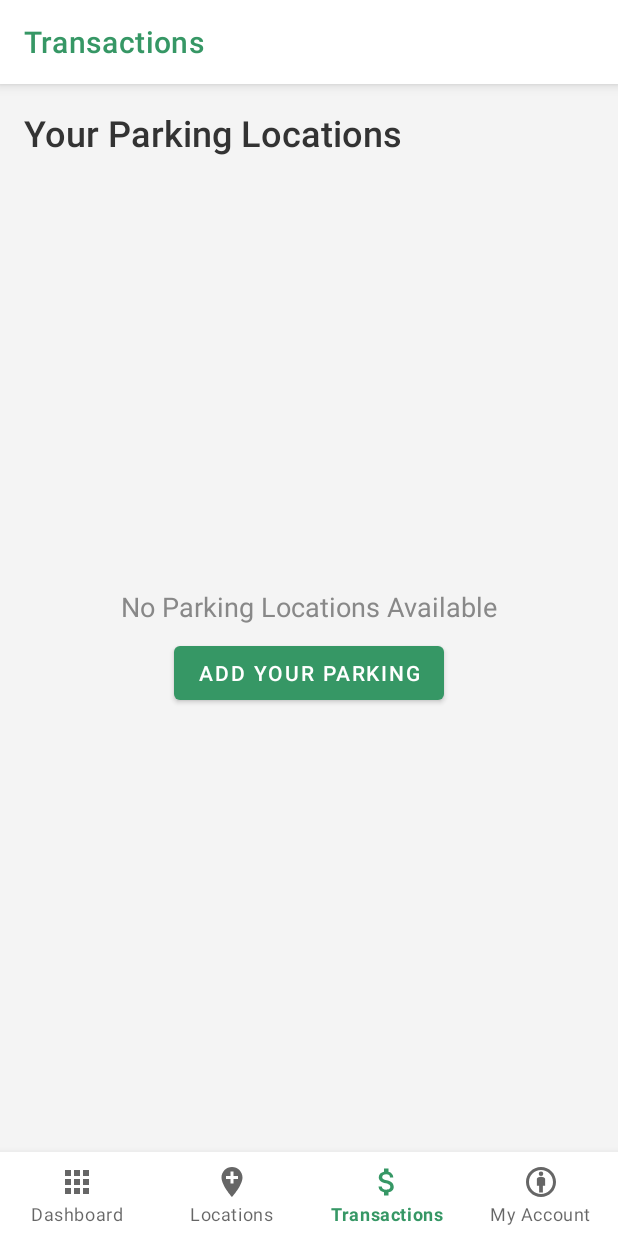
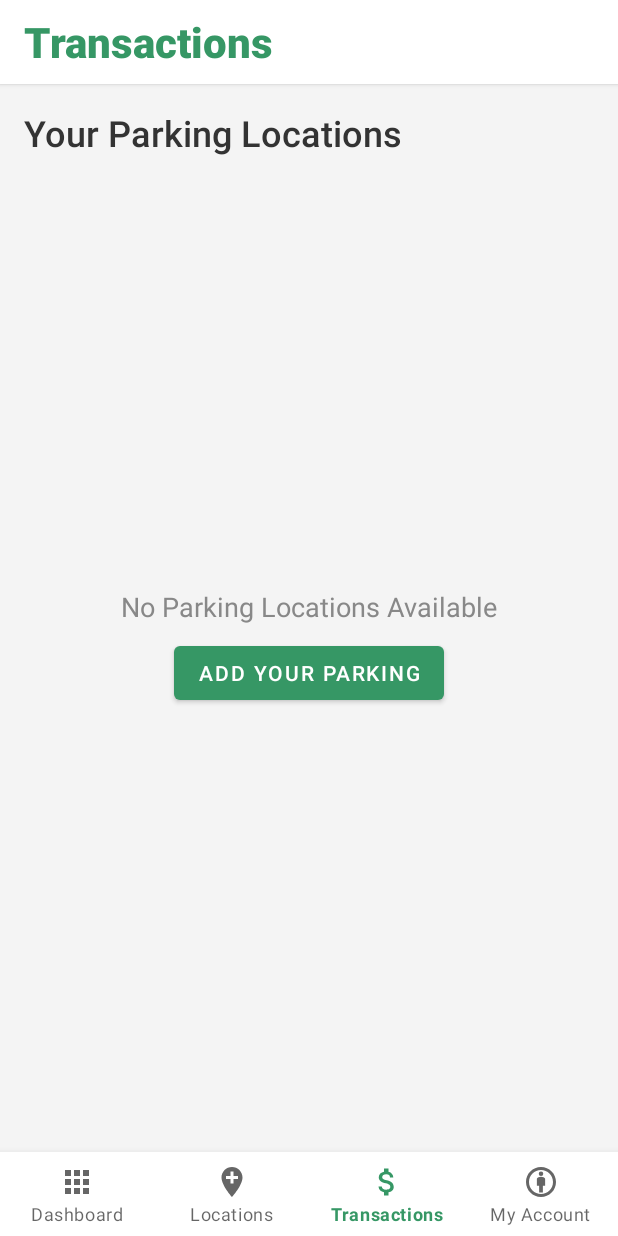
Before and after one commit to RushiPatel9144/SmartIndoorParkingSystem, an Android app: the OwnerActivity screen opened directly, with no data from a screen before it, item 3 of the bottom bar chosen, on a phone screen of 412 x 824 dp. Run offline under Robolectric (Android 15) with nearby library versions, the phone set to English and light mode, and no system bars; our stand-ins replace Firebase (no records; nobody signed in at launch, a user with empty details on screens opened directly), Volley; pictures from the network do not load; Roboto replaces fonts that are not available here.

Commit message:
tool bar in owner session updated.

```diff
--- a/Parkit/src/main/res/layout/activity_owner.xml
+++ b/Parkit/src/main/res/layout/activity_owner.xml
@@ -22,7 +22,8 @@
             android:layout_height="56dp"
             app:titleTextColor="@color/colorAccent"
             android:background="@color/ic_launcher_background"
-            android:elevation="5dp"
+            android:elevation="2dp"
+            app:titleTextAppearance="@style/Toolbar.TitleText"
             android:theme="@style/ThemeOverlay.AppCompat.Dark.ActionBar" />
 
 
--- a/Parkit/src/main/res/values/themes.xml
+++ b/Parkit/src/main/res/values/themes.xml
@@ -24,7 +24,15 @@
 
         <item name="android:statusBarColor">@color/white</item>
 
+
     </style>
+
+    <style name="Toolbar.TitleText" parent="TextAppearance.Widget.AppCompat.Toolbar.Title">
+        <item name="android:textSize">28sp</item>
+        <item name="android:textStyle">bold</item>
+        <item name="android:textAppearance">@font/poppins_medium</item>
+    </style>
+
 
 
     <style name="Theme.SmartIndoorParkingSystem" parent="Base.Theme.SmartIndoorParkingSystem" />
```
